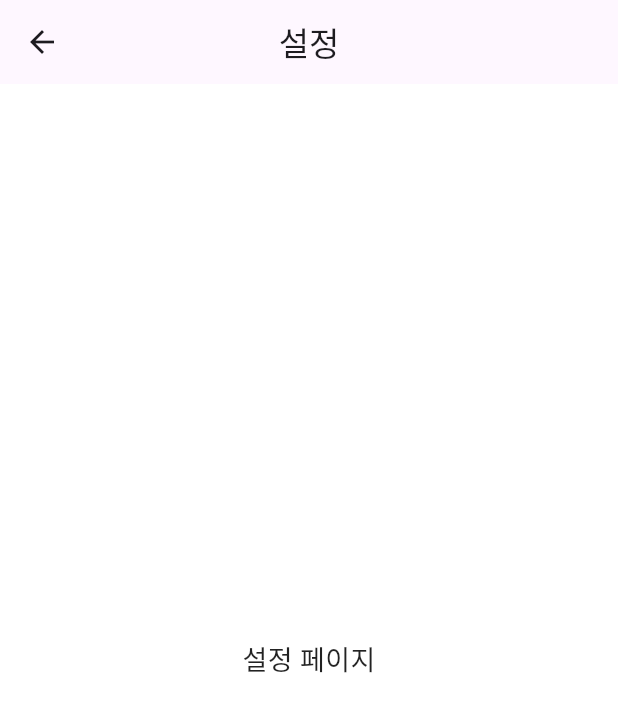
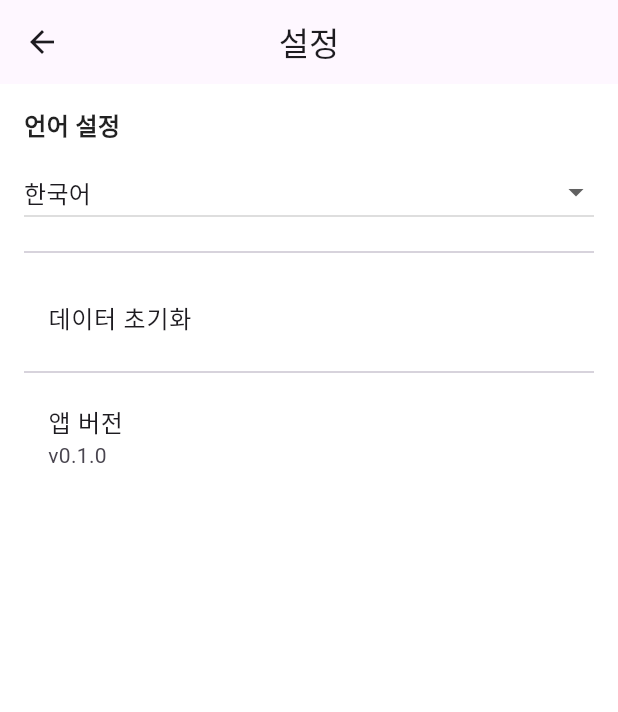
Before and after one commit to ghdwodud/stock_game, a Flutter app: the SettingsPage screen opened directly, on a phone screen of 412 x 824 dp. Shown: the top 712 px of the screen. Run offline on Flutter 3.47's test engine with Material 3 defaults, Android fonts, the phone set to English and light mode, and no system bars; our stand-ins replace firebase_auth, firebase_core, fl_chart, get, google_sign_in, shared_preferences and 1 more; missing offline and left inert: com.jyhong.stock_game; accounts and stored records are empty.

Commit message:
기본 구조 추가(네비게이션 바, 페이지 구조)

```diff
--- a/lib/main.dart
+++ b/lib/main.dart
@@ -1,4 +1,4 @@
-import 'package:com.jyhong.stock_game/pages/log_page/log_page.dart';
+
 import 'package:com.jyhong.stock_game/pages/market_page/market_page.dart';
 import 'package:com.jyhong.stock_game/pages/portfolio_page/portfolio_page.dart';
 import 'package:com.jyhong.stock_game/pages/settings_page/settings_page.dart';
@@ -45,7 +45,6 @@ class MyApp extends StatelessWidget {
         GetPage(name: '/main', page: () => StockGameMainPage()),
         GetPage(name: '/market', page: () => MarketPage()),
         GetPage(name: '/portfolio', page: () => PortfolioPage()),
-        GetPage(name: '/log', page: () => LogPage()),
         GetPage(name: '/settings', page: () => SettingsPage()),
       ],
     );
--- a/lib/pages/onboarding/onboarding_controller.dart
+++ b/lib/pages/onboarding/onboarding_controller.dart
@@ -28,7 +28,7 @@ class OnboardingController extends GetxController {
 
   Future<void> loginAsGuest() async {
     try {
-      await _auth.signInAnonymously();
+      //await _auth.signInAnonymously();
       _onLoginSuccess();
     } catch (e) {
       Get.snackbar("게스트 로그인 실패", e.toString());
--- a/lib/pages/settings_page/settings_page.dart
+++ b/lib/pages/settings_page/settings_page.dart
@@ -1,20 +1,83 @@
 import 'package:flutter/material.dart';
+import 'package:get/get.dart';
 
-class SettingsPage extends StatelessWidget {
+class SettingsPage extends StatefulWidget {
   const SettingsPage({super.key});
+
+  @override
+  State<SettingsPage> createState() => _SettingsPageState();
+}
+
+class _SettingsPageState extends State<SettingsPage> {
+  final _languages = {
+    '한국어': const Locale('ko', 'KR'),
+    'English': const Locale('en', 'US'),
+  };
+
+  late String _selectedLanguage;
+
+  @override
+  void initState() {
+    super.initState();
+    // 초기값은 현재 locale 기준
+    final current = Get.locale?.languageCode;
+    _selectedLanguage = current == 'en' ? 'English' : '한국어';
+  }
+
+  void _changeLanguage(String lang) {
+    final locale = _languages[lang]!;
+    setState(() {
+      _selectedLanguage = lang;
+    });
+    Get.updateLocale(locale);
+    Get.snackbar('언어 변경됨', '$lang 로 언어가 변경되었습니다.');
+  }
+
+  void _resetData() {
+    Get.defaultDialog(
+      title: '초기화',
+      middleText: '모든 데이터를 초기화하시겠습니까?',
+      textCancel: '취소',
+      textConfirm: '확인',
+      onConfirm: () {
+        // TODO: 리셋 로직
+        Get.back();
+        Get.snackbar('초기화 완료', '데이터가 초기화되었습니다.');
+      },
+    );
+  }
 
   @override
   Widget build(BuildContext context) {
     return Scaffold(
       appBar: AppBar(
-        title: Text('설정'),
+        title: const Text('설정'),
         centerTitle: true,
       ),
-      body: Center(
-        child: Text(
-          '설정 페이지',
-          style: TextStyle(fontSize: 18),
-        ),
+      body: ListView(
+        padding: const EdgeInsets.all(16),
+        children: [
+          const Text(
+            '언어 설정',
+            style: TextStyle(fontSize: 16, fontWeight: FontWeight.bold),
+          ),
+          const SizedBox(height: 8),
+          DropdownButton<String>(
+            value: _selectedLanguage,
+            isExpanded: true,
+            items:
+                _languages.keys.map((lang) {
+                  return DropdownMenuItem(value: lang, child: Text(lang));
+                }).toList(),
+            onChanged: (val) {
+              if (val != null) _changeLanguage(val);
+            },
+          ),
+          const Divider(height: 32),
+          ListTile(title: const Text('데이터 초기화'), onTap: _resetData),
+          const Divider(),
+          const ListTile(title: Text('앱 버전'), subtitle: Text('v0.1.0')),
+        ],
       ),
     );
   }
```
Also changed, not shown: lib/models/stock_model.dart (+8 -2 lines), lib/pages/dashboard/dashboard_controller.dart (deleted, +0 -38 lines), lib/pages/dashboard/dashboard_page.dart (deleted, +0 -54 lines), lib/pages/home_page/home_page.dart (added, +129 -0 lines), lib/pages/log_page/log_page.dart (deleted, +0 -21 lines), lib/pages/market_page/all_stocks/all_stocks_controller.dart (added, +32 -0 lines), lib/pages/market_page/all_stocks/all_stocks_page.dart (added, +44 -0 lines), lib/pages/market_page/stock_trade/stock_trade_page.dart (added, +77 -0 lines), lib/pages/onboarding/onboarding_page.dart (+7 -7 lines), lib/pages/shop_page/shop_page.dart (added, +47 -0 lines), lib/pages/stock_game_main_page.dart (+8 -12 lines), lib/services/api_service.dart (+6 -1 lines), lib/pages/home_page/home_page_controller.dart (added), lib/pages/market_page/stock_trade/stock_trade_controller.dart (added).
